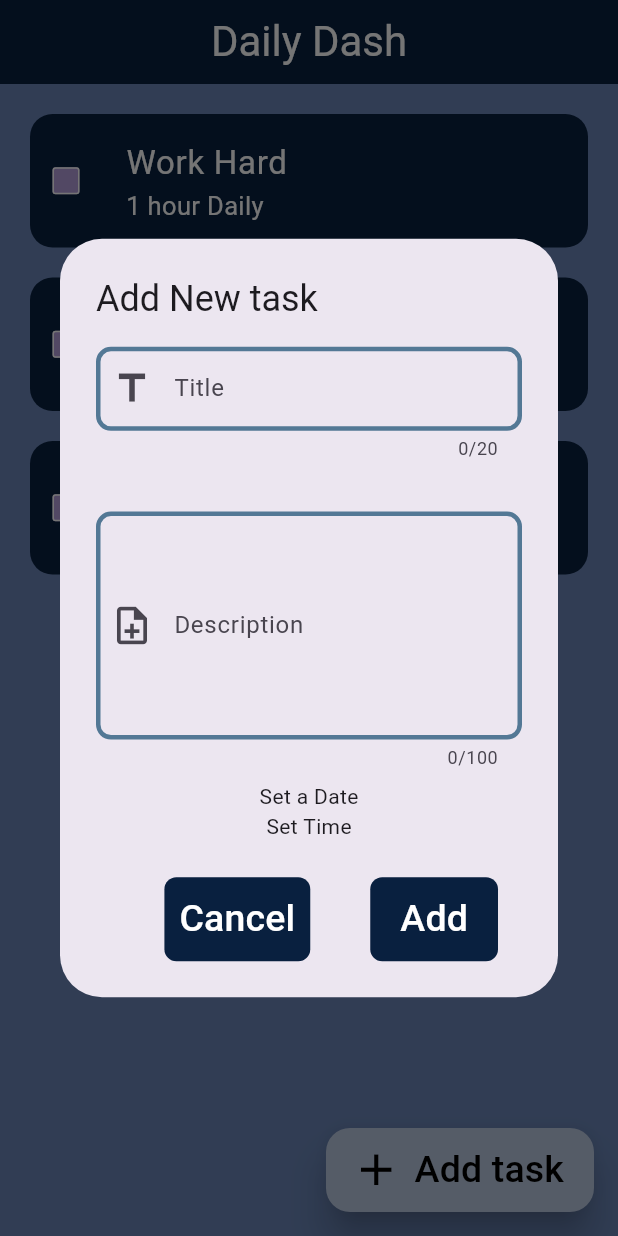
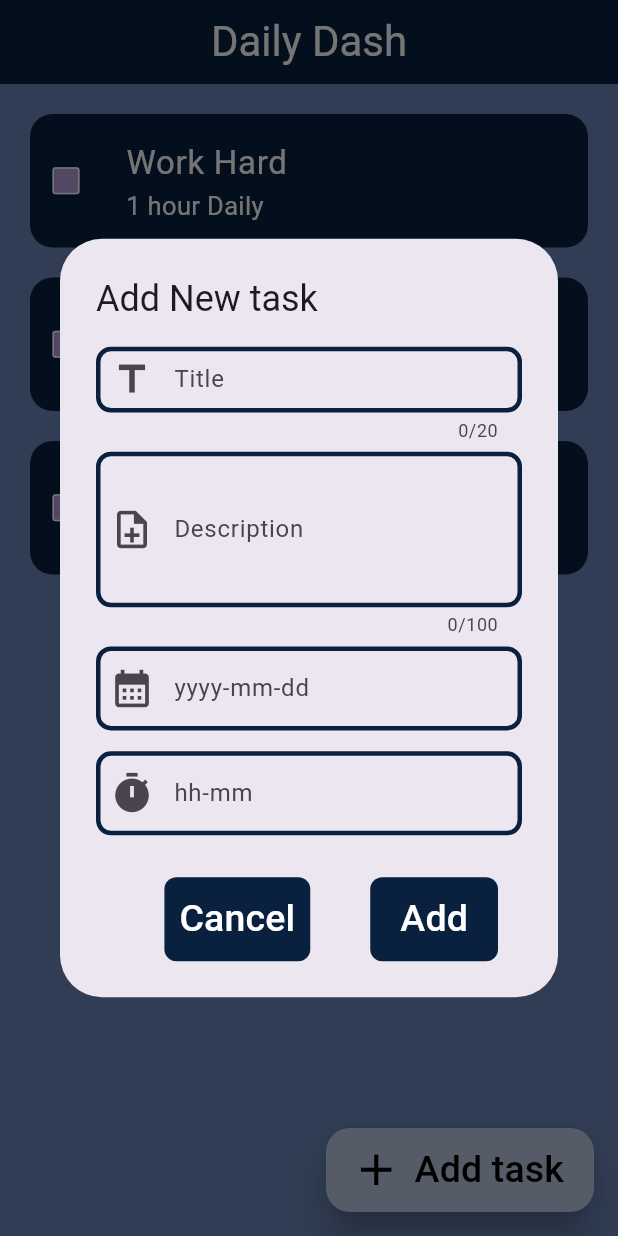
Before and after one commit to CSI-Trainee-2024/Task4_Naman_2312090, a Flutter app: the screen it shows after launch, after a tap on "Add task", on a phone screen of 412 x 824 dp. Run offline on Flutter 3.47's test engine with Material 3 defaults, Android fonts, the phone set to English and light mode, and no system bars; drawn by our look-alikes of flutter_slidable; missing offline and left inert: dart:ffi.

Commit message:
modifief the date and time picker

```diff
--- a/lib/screens/homeScreen.dart
+++ b/lib/screens/homeScreen.dart
@@ -10,6 +10,8 @@ class homeScreen extends StatefulWidget {
 class HomeScreenState extends State<homeScreen> {
   var titleController = TextEditingController();
   var descriptionController = TextEditingController();
+  var dateController = TextEditingController();
+  var timeController = TextEditingController();
 
   var todoList = [
     [
@@ -38,20 +40,28 @@ class HomeScreenState extends State<homeScreen> {
   }
 
   void datePick() async {
-    //DateTime? Datepick =
+    final DateTime? Datepick =
     await showDatePicker(
         context: context,
         initialDate: DateTime.now(),
         firstDate: DateTime(2020),
         lastDate: DateTime(2024));
+        // if(Datepick ! =null && Datepick! =DateTime.now()){
+        //   setState(() {
+        //     dateController.text ="${Datepick.toLocal()}".split('')[0];
+        //   });
+        // }
   }
 
   void timePick() async {
-    //TimeOfDay? Timepick =
+    final TimeOfDay? Timepick =
     await showTimePicker(
         context: context,
         initialTime: TimeOfDay.now(),
         initialEntryMode: TimePickerEntryMode.input);
+        //  if(Timepick ){
+
+        // }
   }
 
   void addTask() {
@@ -71,6 +81,7 @@ class HomeScreenState extends State<homeScreen> {
                       child: customField(
                         editingController: titleController,
                         hintText: 'Title',
+                        read: false,
                         addIcon: const Icon(
                           Icons.title_outlined,
                           size: 30,
@@ -80,13 +91,14 @@ class HomeScreenState extends State<homeScreen> {
                         textLength: 20,
                       )),
                   const SizedBox(
-                    height: 20,
+                    height: 10,
                   ),
                   Expanded(
                       flex: 2,
                       child: customField(
                         editingController: descriptionController,
                         hintText: 'Description',
+                        read: false,
                         addIcon: const Icon(
                           Icons.note_add_outlined,
                           size: 30,
@@ -96,18 +108,36 @@ class HomeScreenState extends State<homeScreen> {
                         maxLines: 5,
                         textLength: 100,
                       )),
-                  GestureDetector(
-                    onTap: datePick,
-                    child: Container(
-                      child: Text("Set a Date"),
-                    ),
+                  const SizedBox(
+                    height: 10,
                   ),
-                  GestureDetector(
-                    onTap: timePick,
-                    child: Container(
-                      child: Text('Set Time'),
-                    ),
-                  )
+                  Expanded(
+                      flex: 1,
+                      child: customField(
+                        editingController: dateController,
+                        hintText: 'yyyy-mm-dd',
+                        read: true,
+                        addIcon: const Icon(
+                          Icons.calendar_month,
+                          size: 30,
+                        ),
+                        onTap: datePick,
+                      )),
+                  const SizedBox(
+                    height: 10,
+                  ),
+                  Expanded(
+                      flex: 1,
+                      child: customField(
+                        editingController: timeController,
+                        read: true,
+                        hintText: 'hh-mm',
+                        addIcon: const Icon(
+                          Icons.timer,
+                          size: 30,
+                        ),
+                        onTap: timePick,
+                      )),
                 ],
               ),
             ),
--- a/lib/theme/textField.dart
+++ b/lib/theme/textField.dart
@@ -1,3 +1,6 @@
+import 'dart:async';
+import 'dart:ffi';
+
 import 'package:flutter/material.dart';
 
 class customField extends StatelessWidget {
@@ -7,6 +10,8 @@ class customField extends StatelessWidget {
   final String? labelText;
   final Icon? addIcon;
   final TextEditingController editingController;
+  final bool read;
+  void Function()? onTap;
 
   customField(
       {this.maxLines,
@@ -14,7 +19,9 @@ class customField extends StatelessWidget {
       this.textLength,
       this.labelText,
       this.addIcon,
-      required this.editingController});
+      required this.read,
+      required this.editingController, this.onTap
+      });
 
   @override
   Widget build(BuildContext context) {
@@ -23,6 +30,7 @@ class customField extends StatelessWidget {
       //keyboardType: TextInputType.multiline,
       maxLength: textLength,
       maxLines: maxLines,
+      readOnly: read,
       decoration: InputDecoration(
         //filled: true,
         prefixIcon: addIcon,
@@ -31,13 +39,14 @@ class customField extends StatelessWidget {
         hintText: hintText,
         // hintStyle: TextStyle(fontSize: 25, fontWeight: FontWeight.w500),
         enabled: true,
-        focusedBorder: OutlineInputBorder(
+        enabledBorder: OutlineInputBorder(
             borderRadius: BorderRadius.circular(10),
             borderSide: BorderSide(color: Color(0xff09203f), width: 3)),
-        enabledBorder: OutlineInputBorder(
+        focusedBorder: OutlineInputBorder(
             borderRadius: BorderRadius.circular(10),
             borderSide: BorderSide(color: Color(0xff537895), width: 3)),
       ),
+      onTap: onTap,
     );
   }
 }
```
